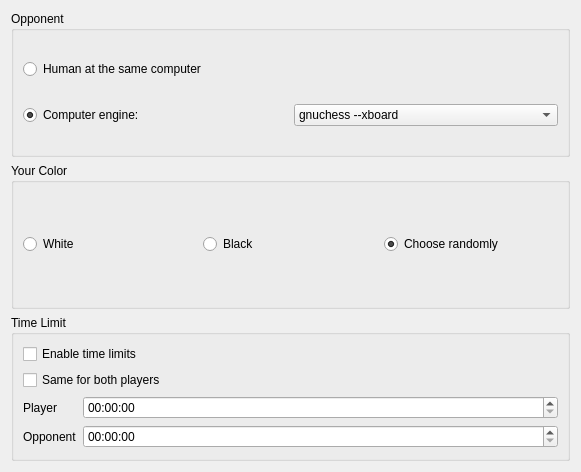
Qt form src/gamedialog.ui (netrunner-debian-kde-extras/knights) before a commit.
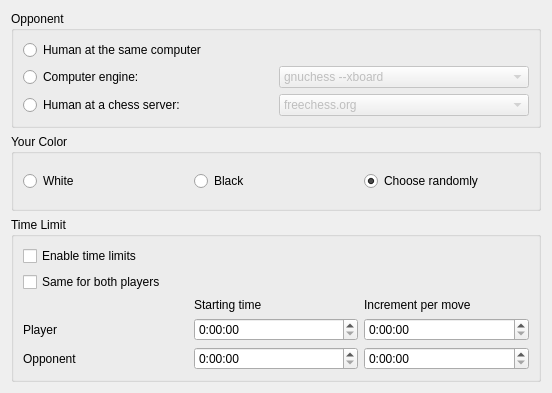
The same form after that commit. Custom widgets are drawn as their Qt base class.

```diff
--- a/src/gamedialog.ui
+++ b/src/gamedialog.ui
@@ -6,8 +6,8 @@
    <rect>
     <x>0</x>
     <y>0</y>
-    <width>581</width>
-    <height>472</height>
+    <width>552</width>
+    <height>393</height>
    </rect>
   </property>
   <property name="windowTitle">
@@ -34,21 +34,39 @@
           <property name="text">
            <string>Computer engine:</string>
           </property>
-          <property name="checked">
-           <bool>true</bool>
-          </property>
          </widget>
         </item>
         <item>
-         <widget class="KHistoryComboBox" name="khistorycombobox">
+         <widget class="KHistoryComboBox" name="programComboBox">
+          <property name="enabled">
+           <bool>false</bool>
+          </property>
           <item>
            <property name="text">
             <string>gnuchess --xboard</string>
            </property>
           </item>
+         </widget>
+        </item>
+       </layout>
+      </item>
+      <item>
+       <layout class="QHBoxLayout" name="horizontalLayout_3">
+        <item>
+         <widget class="QRadioButton" name="oppFics">
+          <property name="text">
+           <string>Human at a chess server:</string>
+          </property>
+         </widget>
+        </item>
+        <item>
+         <widget class="KHistoryComboBox" name="serverComboBox">
+          <property name="enabled">
+           <bool>false</bool>
+          </property>
           <item>
            <property name="text">
-            <string>crafty</string>
+            <string>freechess.org</string>
            </property>
           </item>
          </widget>
@@ -112,14 +130,24 @@
        </widget>
       </item>
       <item>
-       <layout class="QFormLayout" name="formLayout_2">
-        <item row="0" column="0">
+       <layout class="QGridLayout" name="gridLayout_2">
+        <item row="1" column="0">
          <widget class="QLabel" name="playerLabel">
           <property name="text">
            <string>Player</string>
           </property>
          </widget>
         </item>
+        <item row="1" column="1">
+         <widget class="QTimeEdit" name="playerTimeEdit">
+          <property name="currentSection">
+           <enum>QDateTimeEdit::HourSection</enum>
+          </property>
+          <property name="displayFormat">
+           <string>H:mm:ss</string>
+          </property>
+         </widget>
+        </item>
         <item row="2" column="0">
          <widget class="QLabel" name="oppLabel">
           <property name="text">
@@ -127,11 +155,49 @@
           </property>
          </widget>
         </item>
-        <item row="0" column="1">
-         <widget class="QTimeEdit" name="playerTimeEdit"/>
-        </item>
         <item row="2" column="1">
-         <widget class="QTimeEdit" name="oppTimeEdit"/>
+         <widget class="QTimeEdit" name="oppTimeEdit">
+          <property name="currentSection">
+           <enum>QDateTimeEdit::HourSection</enum>
+          </property>
+          <property name="displayFormat">
+           <string>H:mm:ss</string>
+          </property>
+         </widget>
+        </item>
+        <item row="1" column="3">
+         <widget class="QTimeEdit" name="playerIncTimeEdit">
+          <property name="currentSection">
+           <enum>QDateTimeEdit::HourSection</enum>
+          </property>
+          <property name="displayFormat">
+           <string>H:mm:ss</string>
+          </property>
+         </widget>
+        </item>
+        <item row="2" column="3">
+         <widget class="QTimeEdit" name="oppIncTimeEdit">
+          <property name="currentSection">
+           <enum>QDateTimeEdit::HourSection</enum>
+          </property>
+          <property name="displayFormat">
+           <string>H:mm:ss</string>
+          </property>
+         </widget>
+        </item>
+        <item row="0" column="3">
+         <widget class="QLabel" name="label_2">
+          <property name="text">
+           <string>Increment per move</string>
+          </property>
+         </widget>
+        </item>
+        <item row="0" column="1">
+         <widget class="QLabel" name="label">
+          <property name="text">
+           <string>Starting time</string>
+          </property>
+         </widget>
         </item>
        </layout>
       </item>
```
Left out of the diff: 29 changed lines with no effect on the pictures.
